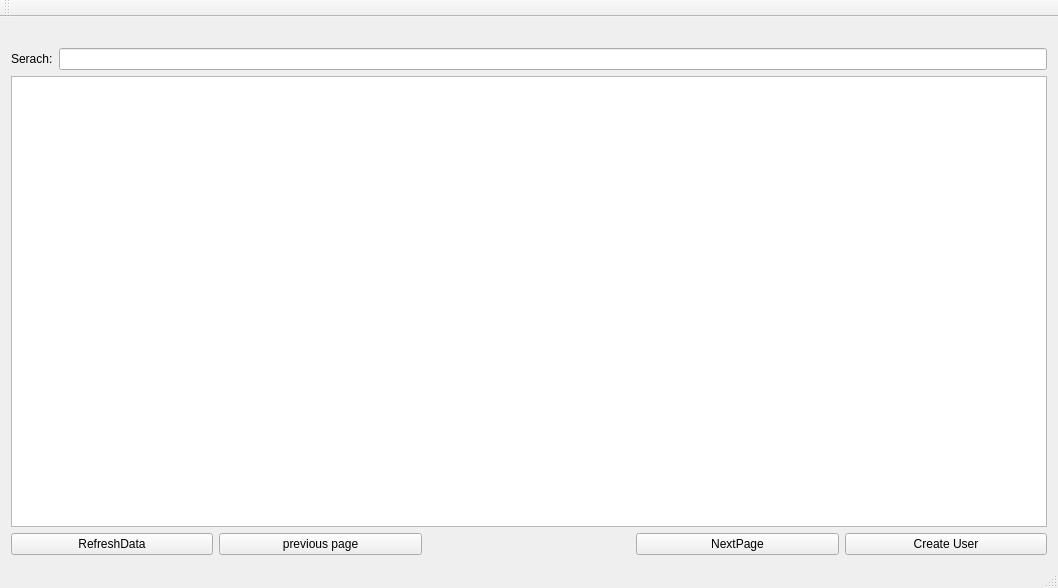
Before: the Qt Designer form mainwindow.ui in aliysefian/qt-test, drawn with Qt 5.
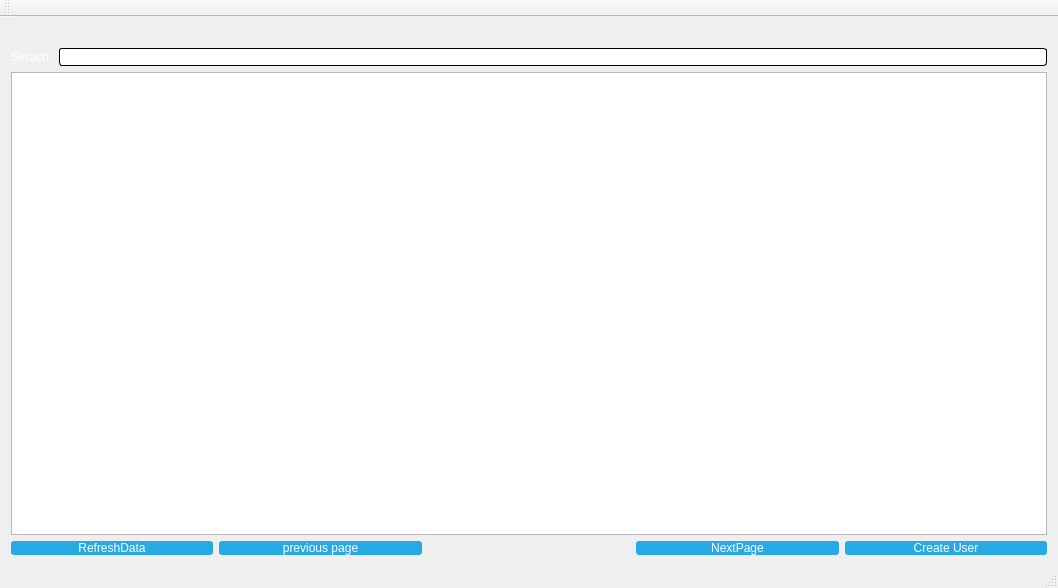
After: the same form once the commit is applied. Icons and pictures are not drawn.

Commit message: add last login and new style-sheet to all dialog

The edit to the form file:
```diff
--- a/mainwindow.ui
+++ b/mainwindow.ui
@@ -14,10 +14,43 @@
    <string>MainWindow</string>
   </property>
   <property name="styleSheet">
-   <string notr="true">QPushButton:hover:!pressed
-{
-  border: 1px solid red;
+   <string notr="true">QHBoxLayout#topPanel {
+background-color: gray; border: none;
 }
+QGroupBox{
+background-color: gray;
+color:white
+
+}
+
+QMainWindow{
+background-color: qlineargradient(spread:reflect, x1:0.5,
+y1:0, x2:0, y2:0, stop:0 rgba(91, 204, 233, 100), stop:1
+rgba(32, 80, 96, 100));
+}
+
+QLineEdit {
+    border-width: 1px;
+    border-style: solid;
+    border-radius: 4px;
+}
+#loginForm {
+background: rgba(0, 0, 0, 80);
+border-radius: 8px;
+}
+
+QLabel { color: white; }
+QLineEdit { border-radius: 3px; }
+QPushButton {
+color: white;
+background-color: #27a9e3;
+border-width: 0px;
+border-radius: 3px;
+}
+QPushButton:hover { background-color: #66c011; }
+
+
+
 </string>
   </property>
   <widget class="QWidget" name="centralWidget">
```
The commit also changes 7 other files.
